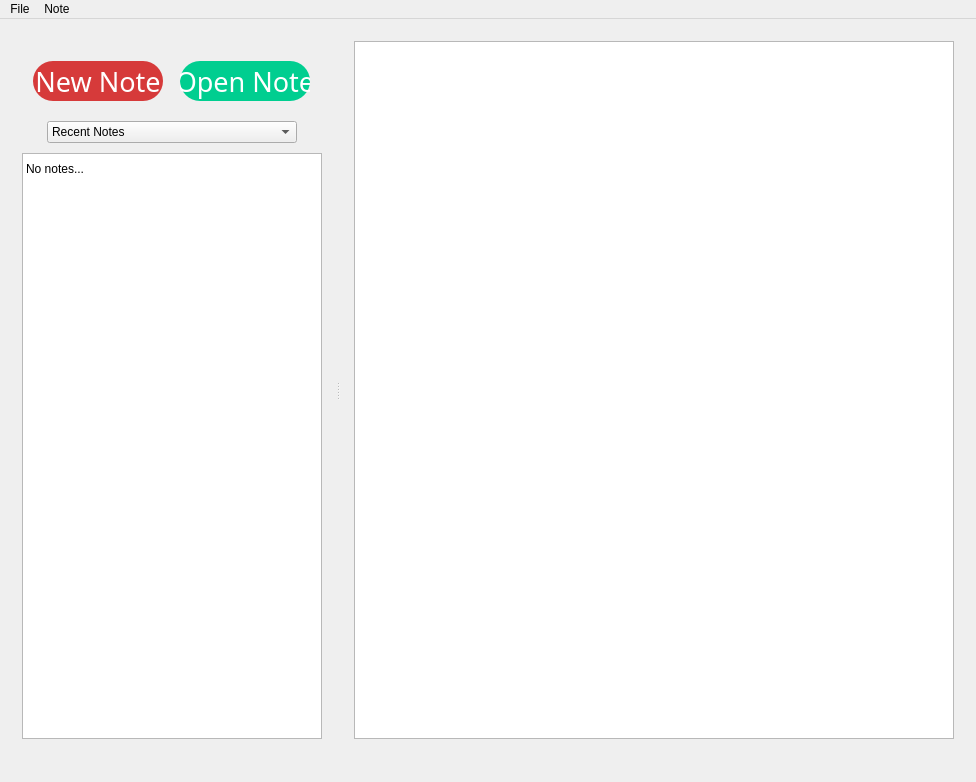
Qt form mainwindow.ui (dhamith93/QuickNote) before a commit.
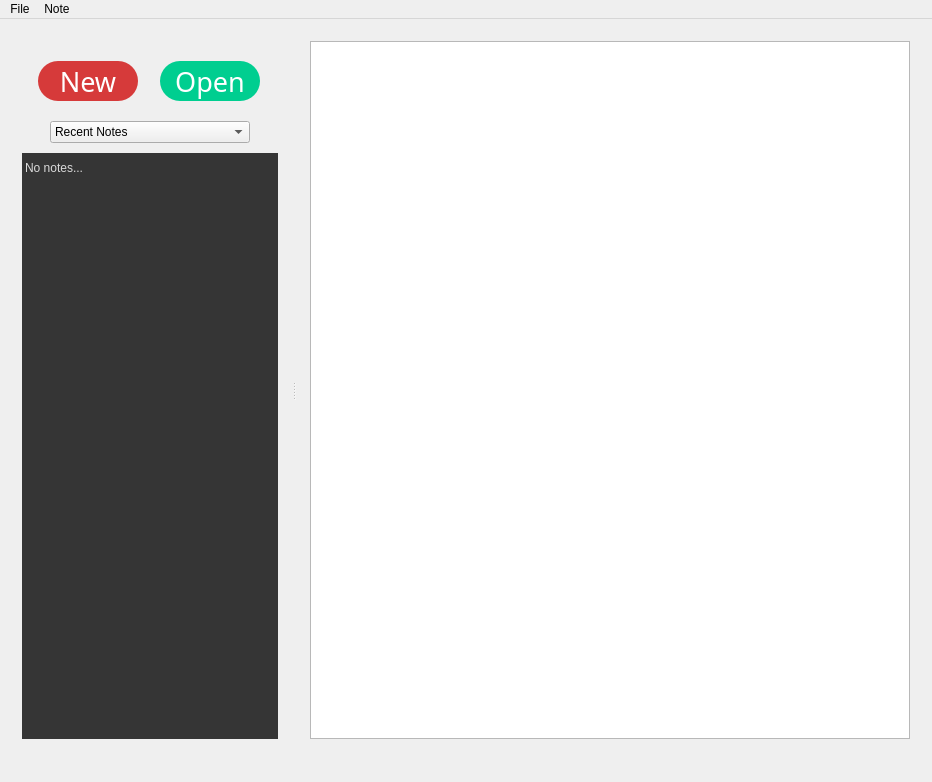
The same form after that commit. Custom widgets are drawn as their Qt base class.

```diff
--- a/mainwindow.ui
+++ b/mainwindow.ui
@@ -62,7 +62,7 @@
           </property>
           <property name="sizeHint" stdset="0">
            <size>
-            <width>20</width>
+            <width>0</width>
             <height>20</height>
            </size>
           </property>
@@ -86,13 +86,13 @@
             </property>
             <property name="minimumSize">
              <size>
-              <width>130</width>
+              <width>80</width>
               <height>40</height>
              </size>
             </property>
             <property name="maximumSize">
              <size>
-              <width>130</width>
+              <width>100</width>
               <height>40</height>
              </size>
             </property>
@@ -134,7 +134,7 @@
 }</string>
             </property>
             <property name="text">
-             <string>New Note</string>
+             <string>New</string>
             </property>
            </widget>
           </item>
@@ -148,13 +148,13 @@
             </property>
             <property name="minimumSize">
              <size>
-              <width>130</width>
+              <width>80</width>
               <height>40</height>
              </size>
             </property>
             <property name="maximumSize">
              <size>
-              <width>130</width>
+              <width>100</width>
               <height>40</height>
              </size>
             </property>
@@ -196,7 +196,7 @@
 }</string>
             </property>
             <property name="text">
-             <string>Open Note</string>
+             <string>Open</string>
             </property>
            </widget>
           </item>
@@ -212,25 +212,25 @@
           </property>
           <property name="sizeHint" stdset="0">
            <size>
-            <width>5</width>
+            <width>0</width>
             <height>20</height>
            </size>
           </property>
          </spacer>
         </item>
         <item>
-         <layout class="QHBoxLayout" name="horizontalLayout_5">
+         <layout class="QHBoxLayout" name="horizontalLayout_5" stretch="0">
           <item>
            <widget class="QComboBox" name="fileListOptions">
             <property name="minimumSize">
              <size>
-              <width>250</width>
+              <width>200</width>
               <height>0</height>
              </size>
             </property>
             <property name="maximumSize">
              <size>
-              <width>250</width>
+              <width>200</width>
               <height>16777215</height>
              </size>
             </property>
@@ -256,7 +256,7 @@
           </property>
           <property name="sizeHint" stdset="0">
            <size>
-            <width>20</width>
+            <width>0</width>
             <height>10</height>
            </size>
           </property>
@@ -266,7 +266,7 @@
          <widget class="QListWidget" name="fileList">
           <property name="minimumSize">
            <size>
-            <width>300</width>
+            <width>150</width>
             <height>0</height>
            </size>
           </property>
@@ -279,6 +279,9 @@
           <property name="styleSheet">
            <string notr="true">QListView {
     show-decoration-selected: 1; 
+	color: #DADADA;
+	background-color: #353535;
+     border: none;
 }
 
 QListView::item {
@@ -291,15 +294,16 @@
 }
 
 QListView::item:selected {
-    border: 1px solid #448EF2;
+    border: 1px solid #6D6D6D;
+	color: #FFFFFF
 }
 
 QListView::item:selected:!active {
-    background: #77AFFC;
+    background: #6D6D6D;
 }
 
 QListView::item:selected:active {
-    background: #448EF2;
+    background: #6D6D6D;
 }
 
 QListView::item:hover {
```
Left out of the diff: 2 changed lines with no effect on the pictures.
